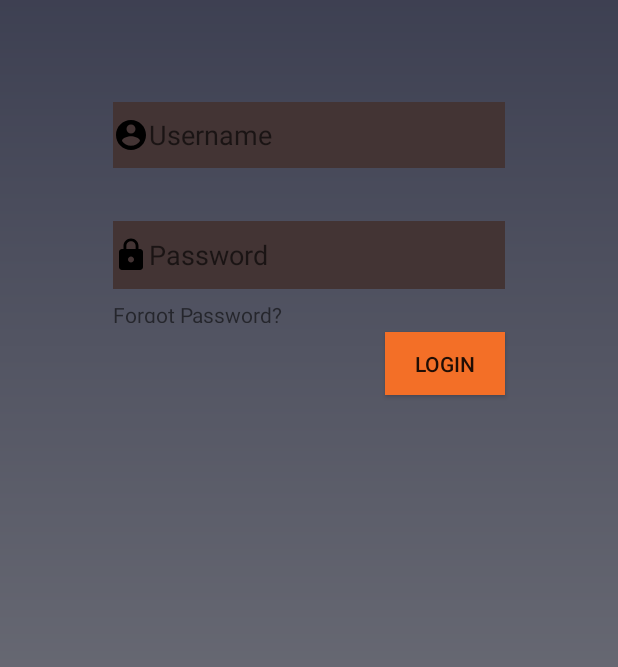
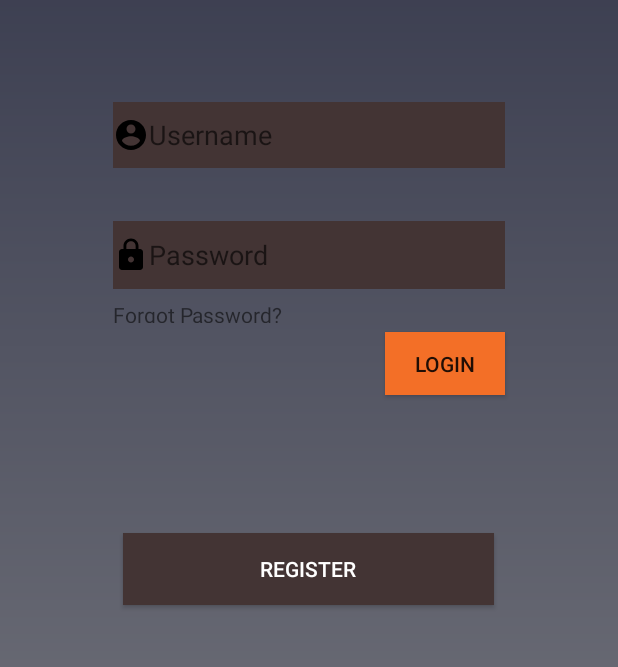
Before and after one commit to dharmpalkumar09/LabourMandi, an Android app: the LoginActivity screen opened directly, with no data from a screen before it, on a phone screen of 412 x 824 dp, the part 272-939 px from its top. Run offline under Robolectric (Android 15) with nearby library versions, the phone set to English and light mode, and no system bars.

Commit message:
Final Login page V2 with registration button

```diff
--- /dev/null
+++ b/app/src/main/res/drawable/button_colour.xml
@@ -0,0 +1,5 @@
+<?xml version="1.0" encoding="utf-8"?>
+<shape xmlns:android="http://schemas.android.com/apk/res/android"
+    android:shape="rectangle">
+    <solid android:color="#433434"/>
+</shape>
--- /dev/null
+++ b/app/src/main/res/drawable/ic_chevron_right_black_24dp.xml
@@ -0,0 +1,5 @@
+<vector android:height="24dp" android:tint="#F36F27"
+    android:viewportHeight="24.0" android:viewportWidth="24.0"
+    android:width="24dp" xmlns:android="http://schemas.android.com/apk/res/android">
+    <path  android:fillColor="#F36F27" android:pathData="M10,6L8.59,7.41 13.17,12l-4.58,4.59L10,18l6,-6z"/>
+</vector>
--- a/app/src/main/res/layout/activity_login.xml
+++ b/app/src/main/res/layout/activity_login.xml
@@ -94,5 +94,21 @@
         android:background="#f36f27"
         android:text="@string/user_login_button" />
 
+    <Button
+        android:id="@+id/user_registration_button"
+        android:layout_width="247dp"
+        android:layout_height="wrap_content"
+        android:layout_below="@+id/user_login"
+        android:layout_centerHorizontal="true"
+        android:layout_marginStart="79dp"
+        android:layout_marginLeft="65dp"
+        android:layout_marginTop="92dp"
+        android:layout_marginEnd="75dp"
+        android:layout_marginRight="75dp"
+        android:layout_marginBottom="75dp"
+        android:background="#433434"
+        android:text="@string/user_registration_button"
+        android:textColor="#FFFFFF" />
+
 
 </RelativeLayout>
--- a/app/src/main/res/values/strings.xml
+++ b/app/src/main/res/values/strings.xml
@@ -5,4 +5,6 @@
     <string name="user_password">Password</string>
     <string name="user_login_button">LOGIN</string>
     <string name="user_login_forgot_password">Forgot Password?</string>
+    <string name="common_button">Common Button</string>
+    <string name="user_registration_button">REGISTER</string>
 </resources>
```
